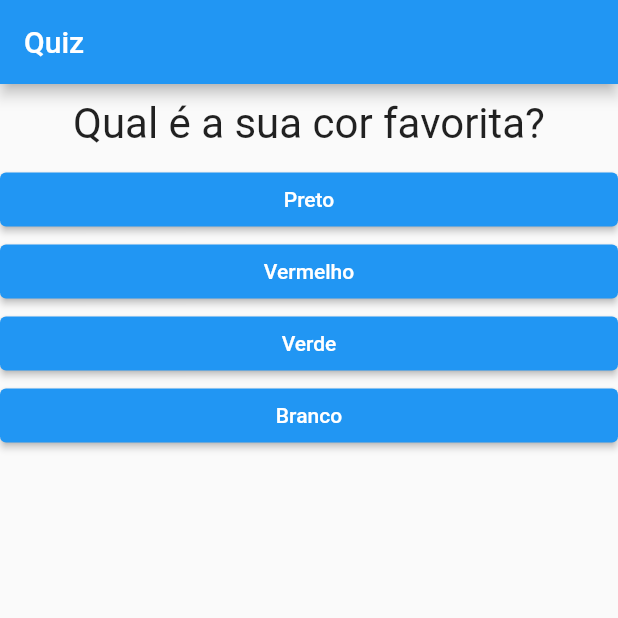
After one commit to pedropgtorres/Quiz, a Flutter app: the screen it shows after launch, on a phone screen of 412 x 824 dp, the top half of it. The commit adds this screen. Run offline on Flutter 3.47's test engine with Material 2 defaults, Android fonts, the phone set to English and light mode, and no system bars.

Commit message:
separando componentes

```diff
--- a/quiz/lib/main.dart
+++ b/quiz/lib/main.dart
@@ -1,6 +1,6 @@
 import 'package:flutter/material.dart';
-import 'package:quiz/questao.dart';
-import 'package:quiz/resposta.dart';
+import 'package:quiz/questionario.dart';
+import 'package:quiz/resultado.dart';
 
 /*
     Objetivo: Criar um app que simule um quiz.
@@ -20,7 +20,7 @@ class PerguntaApp extends StatefulWidget{
 class _PerguntaAppState extends State<PerguntaApp>{
   var _perguntaSelecionada=0;
 
-  final List< Map <String,Object> > _perguntas = const [
+  final List<Map <String,Object>> _perguntas = const [
     {
       'pergunta':'Qual é a sua cor favorita?',
       'resposta':['Preto','Vermelho','Verde','Branco']
@@ -55,16 +55,13 @@ class _PerguntaAppState extends State<PerguntaApp>{
         appBar: AppBar(
           title: Text("Quiz"),
         ),
-        body: temPergSelect ? Column(
-          children: [
-            Questao(_perguntas[_perguntaSelecionada]['pergunta']),
-            ...respostas.map((respostas) => Resposta(respostas, _responder)).toList(),
-          ],
-        ) : Center(
-          child: Text('Parabéns!!!',
-          style: TextStyle(fontSize: 28),
-          ),
-        ),
+        body: temPergSelect
+            ? Questionario(
+                perguntas: _perguntas,
+                perguntaSelecionada: _perguntaSelecionada,
+                responder: _responder,
+        )
+            : Resultado()
       ),
     );
   }
--- /dev/null
+++ b/quiz/lib/questionario.dart
@@ -0,0 +1,40 @@
+import 'package:flutter/material.dart';
+import 'package:quiz/questao.dart';
+import 'package:quiz/resposta.dart';
+
+/*
+    Objetivo: Criar classe para exibir o questionario, encapsulando perguntas e respostas.
+    Autor: Paulo Torres
+    Data: 22/03/2021
+*/
+
+
+class Questionario extends StatelessWidget {
+  final List<Map<String, Object>> perguntas;
+  final int perguntaSelecionada;
+  final void Function() responder;
+
+  Questionario({
+    @required this.perguntas,
+    @required this.perguntaSelecionada,
+    @required this.responder,
+});
+
+  bool get temPergSelect{
+    return perguntaSelecionada < perguntas.length;
+  }
+
+
+  @override
+  Widget build(BuildContext context) {
+
+    List<String> respostas = temPergSelect ? perguntas[perguntaSelecionada]['resposta'] : null;
+
+    return Column(
+      children: <Widget> [
+        Questao(perguntas[perguntaSelecionada]['pergunta']),
+        ...respostas.map((respostas) => Resposta(respostas, responder)).toList(),
+      ],
+    );
+  }
+}
--- /dev/null
+++ b/quiz/lib/resultado.dart
@@ -0,0 +1,21 @@
+import 'package:flutter/material.dart';
+
+/*
+    Objetivo: Criar classe para exibir o resultado.
+    Autor: Paulo Torres
+    Data: 22/03/2021
+*/
+
+
+class Resultado extends StatelessWidget{
+
+  @override
+  Widget build(BuildContext context) {
+    return Center(
+      child: Text('Parabéns!!!',
+      textAlign: TextAlign.center,
+      style: TextStyle(fontSize: 28),
+      ),
+    );
+  }
+}
```
